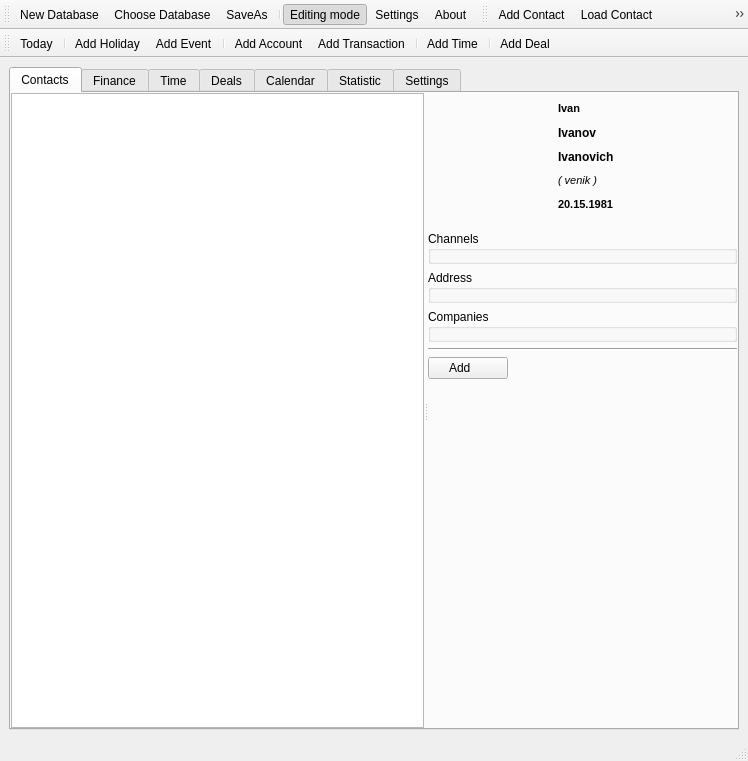
Old version of the form trunk/Organizer/OrganizerView.ui in the repository konradlst/Organizer.
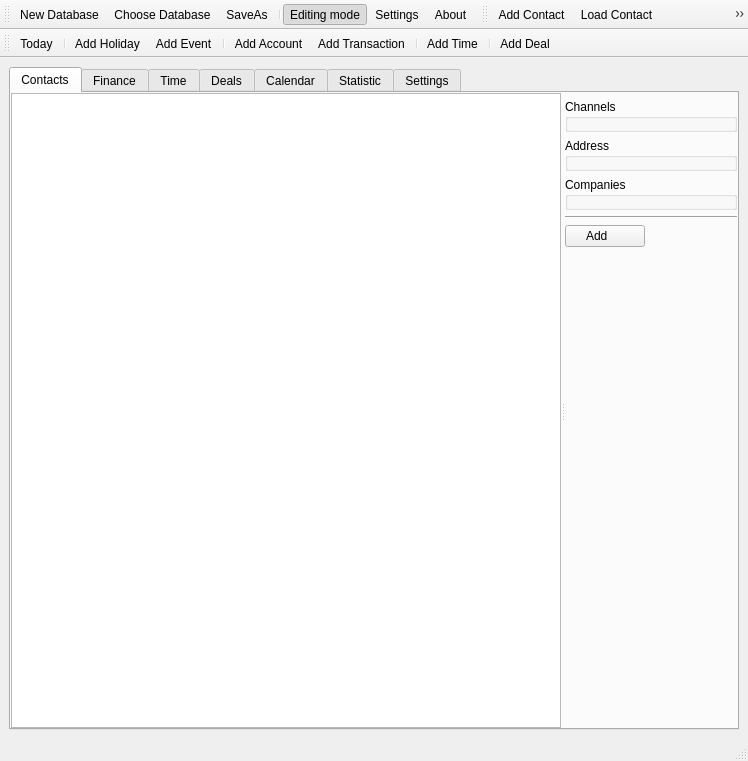
New version of the form. Icons and pictures are not drawn. Custom widgets are drawn as their Qt base class.

Commit message: [FEATYRE] : correct reallize contactView

Patch:
```diff
--- a/trunk/Organizer/OrganizerView.ui
+++ b/trunk/Organizer/OrganizerView.ui
@@ -48,159 +48,7 @@
        <widget class="QWidget" name="ContactWidget" native="true">
         <layout class="QVBoxLayout" name="vLayContact">
          <item>
-          <layout class="QGridLayout" name="MainContactData">
-           <property name="leftMargin">
-            <number>5</number>
-           </property>
-           <property name="topMargin">
-            <number>3</number>
-           </property>
-           <property name="rightMargin">
-            <number>5</number>
-           </property>
-           <property name="bottomMargin">
-            <number>3</number>
-           </property>
-           <property name="horizontalSpacing">
-            <number>5</number>
-           </property>
-           <property name="verticalSpacing">
-            <number>0</number>
-           </property>
-           <item row="0" column="1">
-            <widget class="QLabel" name="lblName">
-             <property name="font">
-              <font>
-               <pointsize>8</pointsize>
-               <weight>75</weight>
-               <bold>true</bold>
-              </font>
-             </property>
-             <property name="text">
-              <string>Ivan</string>
-             </property>
-            </widget>
-           </item>
-           <item row="0" column="0" rowspan="5">
-            <widget class="QLabel" name="lblUserPic">
-             <property name="sizePolicy">
-              <sizepolicy hsizetype="Fixed" vsizetype="Fixed">
-               <horstretch>0</horstretch>
-               <verstretch>0</verstretch>
-              </sizepolicy>
-             </property>
-             <property name="minimumSize">
-              <size>
-               <width>120</width>
-               <height>120</height>
-              </size>
-             </property>
-             <property name="maximumSize">
-              <size>
-               <width>120</width>
-               <height>120</height>
-              </size>
-             </property>
-             <property name="pixmap">
-              <pixmap resource="res.qrc">:/logo</pixmap>
-             </property>
-             <property name="scaledContents">
-              <bool>true</bool>
-             </property>
-             <property name="alignment">
-              <set>Qt::AlignLeading|Qt::AlignLeft|Qt::AlignTop</set>
-             </property>
-            </widget>
-           </item>
-           <item row="0" column="0">
-            <widget class="QPushButton" name="pbEditUserPic">
-             <property name="sizePolicy">
-              <sizepolicy hsizetype="Fixed" vsizetype="Fixed">
-               <horstretch>0</horstretch>
-               <verstretch>0</verstretch>
-              </sizepolicy>
-             </property>
-             <property name="minimumSize">
-              <size>
-               <width>25</width>
-               <height>25</height>
-              </size>
-             </property>
-             <property name="maximumSize">
-              <size>
-               <width>25</width>
-               <height>25</height>
-              </size>
-             </property>
-             <property name="text">
-              <string/>
-             </property>
-             <property name="icon">
-              <iconset resource="res.qrc">
-               <normaloff>:/editingMode</normaloff>:/editingMode</iconset>
-             </property>
-             <property name="flat">
-              <bool>true</bool>
-             </property>
-            </widget>
-           </item>
-           <item row="4" column="1">
-            <widget class="QLabel" name="lblBirthday">
-             <property name="font">
-              <font>
-               <pointsize>8</pointsize>
-               <weight>75</weight>
-               <bold>true</bold>
-              </font>
-             </property>
-             <property name="text">
-              <string>20.15.1981</string>
-             </property>
-            </widget>
-           </item>
-           <item row="1" column="1">
-            <widget class="QLabel" name="lblSurName">
-             <property name="font">
-              <font>
-               <weight>75</weight>
-               <bold>true</bold>
-              </font>
-             </property>
-             <property name="text">
-              <string>Ivanov</string>
-             </property>
-            </widget>
-           </item>
-           <item row="2" column="1">
-            <widget class="QLabel" name="lblOtherName">
-             <property name="font">
-              <font>
-               <weight>75</weight>
-               <bold>true</bold>
-              </font>
-             </property>
-             <property name="text">
-              <string>Ivanovich</string>
-             </property>
-            </widget>
-           </item>
-           <item row="3" column="1">
-            <widget class="QLabel" name="lblNickName">
-             <property name="font">
-              <font>
-               <pointsize>8</pointsize>
-               <italic>true</italic>
-              </font>
-             </property>
-             <property name="text">
-              <string>( venik )</string>
-             </property>
-            </widget>
-           </item>
-          </layout>
-         </item>
-         <item>
-          <widget class="ContactView" name="ContactView" native="true"/>
+          <widget class="ContactView" name="Contact" native="true"/>
          </item>
          <item>
           <widget class="QGroupBox" name="gbChannels">
```
Left out of the diff: 3 changed lines with no effect on the pictures. The commit also changes 3 other files.
